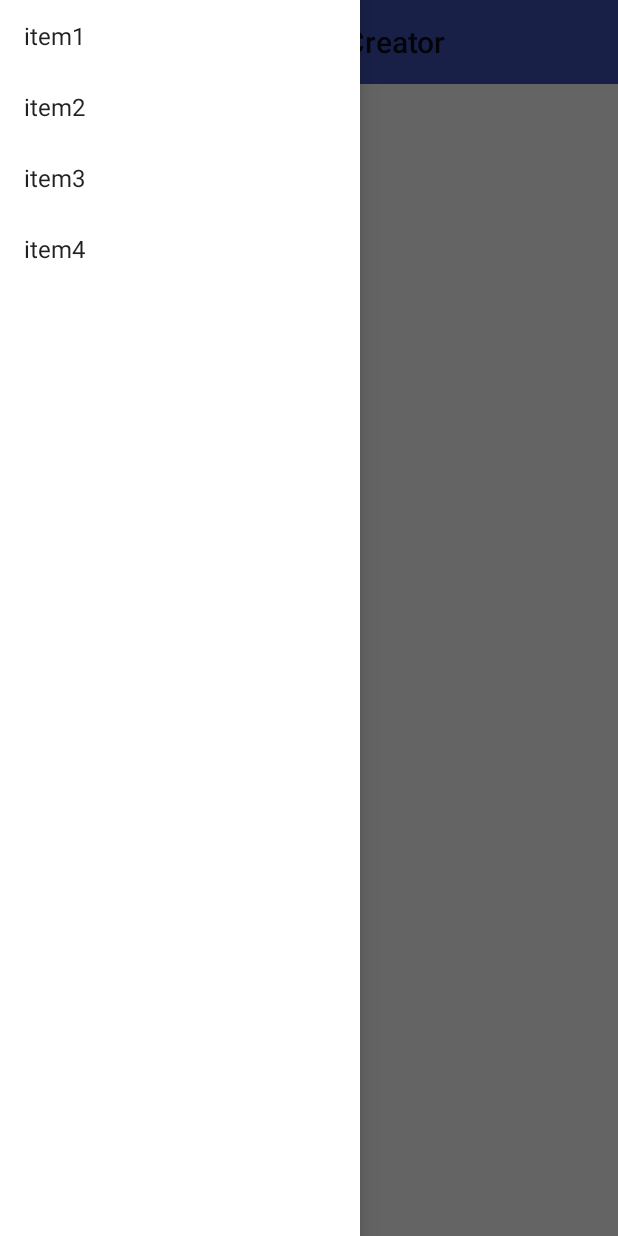
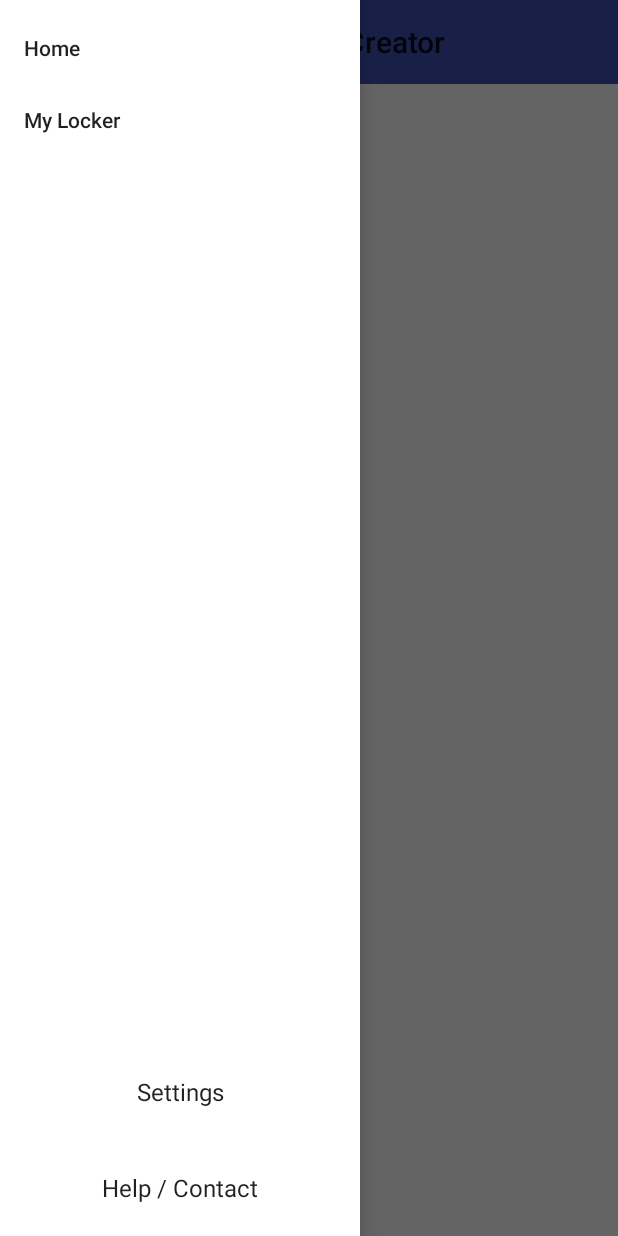
Before and after one commit to dconz13/Capstone-Project, an Android app: the screen it shows after launch (MainActivity), with the side drawer open, on a phone screen of 412 x 824 dp. Run offline under Robolectric (Android 15) with nearby library versions, the light colour scheme and no system bars.

Commit message:
Added to nav drawer
feat: Changed the nav drawer to be a NavigationView instead of a ListView.
      Added some options to the NavigationView that display logs on click
      Filled in the base activities and fragments for mostly everything
      Added more resource files
fix: none
docs: none

```diff
--- a/app/src/main/java/com/conz13/d/strongpasswordcreator/MainActivity.java
+++ b/app/src/main/java/com/conz13/d/strongpasswordcreator/MainActivity.java
@@ -2,25 +2,21 @@ package com.conz13.d.strongpasswordcreator;
 
 import android.os.Bundle;
 import android.support.annotation.Nullable;
+import android.support.design.widget.NavigationView;
 import android.support.v4.view.GravityCompat;
 import android.support.v4.widget.DrawerLayout;
 import android.support.v7.app.ActionBarDrawerToggle;
 import android.support.v7.app.AppCompatActivity;
 import android.support.v7.widget.Toolbar;
-import android.view.Gravity;
+import android.util.Log;
 import android.view.MenuItem;
-import android.view.View;
-import android.widget.ArrayAdapter;
-import android.widget.ListView;
 
 /**
  * Created by dillon on 4/17/16.
  */
 public class MainActivity extends AppCompatActivity {
 
-    private String[] tempList = {"item1","item2","item3","item4"};
     private DrawerLayout mDrawerLayout;
-    private ListView mDrawerList;
     private ActionBarDrawerToggle mDrawerToggle;
 
     @Override
@@ -28,13 +24,14 @@ public class MainActivity extends AppCompatActivity {
         super.onCreate(savedInstanceState);
         setContentView(R.layout.main_activity_layout);
 
+        NavigationView navDrawer = (NavigationView) findViewById(R.id.nav_drawer);
+        setUpNavigationDrawerListener(navDrawer);
+
         mDrawerLayout = (DrawerLayout) findViewById(R.id.nav_drawer_layout);
         Toolbar tempToolbar = (Toolbar) findViewById(R.id.toolbar);
 
         mDrawerToggle = new ActionBarDrawerToggle(this, mDrawerLayout, tempToolbar,
                 R.string.drawer_open,R.string.drawer_close);
-        mDrawerList = (ListView) findViewById(R.id.drawer_list);
-        mDrawerList.setAdapter(new ArrayAdapter<String>(this, android.R.layout.simple_list_item_1, tempList));
 
         mDrawerToggle.setDrawerIndicatorEnabled(true);
         mDrawerLayout.setDrawerListener(mDrawerToggle);
@@ -46,10 +43,11 @@ public class MainActivity extends AppCompatActivity {
 
         if(savedInstanceState == null){
             getSupportFragmentManager().beginTransaction()
-                    .add(R.id.content_frame, new WordGenerationFragment())
+                    .add(R.id.main_content_frame, new WordGenerationFragment())
                     .commit();
         }
     }
+
 
     @Override
     public void onBackPressed() {
@@ -75,4 +73,21 @@ public class MainActivity extends AppCompatActivity {
         super.onPostCreate(savedInstanceState);
         mDrawerToggle.syncState();
     }
+
+    private void setUpNavigationDrawerListener(NavigationView navView) {
+        navView.setNavigationItemSelectedListener(new NavigationView.OnNavigationItemSelectedListener() {
+            @Override
+            public boolean onNavigationItemSelected(MenuItem item) {
+                switch (item.getItemId()) {
+                    case R.id.menu_home:
+                        Log.d("navItemSelected", "menu_home");
+                        return true;
+                    case R.id.menu_locker:
+                        Log.d("navItemSelected", "menu_locker");
+                        return true;
+                }
+                return false;
+            }
+        });
+    }
 }
--- a/app/src/main/res/layout/main_activity_layout.xml
+++ b/app/src/main/res/layout/main_activity_layout.xml
@@ -1,6 +1,7 @@
 <?xml version="1.0" encoding="utf-8"?>
 <android.support.v4.widget.DrawerLayout
     xmlns:android="http://schemas.android.com/apk/res/android"
+    xmlns:app="http://schemas.android.com/apk/res-auto"
     android:orientation="vertical"
     android:id="@+id/nav_drawer_layout"
     android:layout_width="match_parent"
@@ -8,7 +9,7 @@
     android:fitsSystemWindows="true">
 
     <LinearLayout
-        android:id="@+id/content_frame"
+        android:id="@+id/main_content_frame"
         android:layout_width="match_parent"
         android:layout_height="match_parent"
         android:orientation="vertical" >
@@ -20,15 +21,19 @@
             android:background="@color/colorPrimary"/>
     </LinearLayout>
 
-        <ListView
-            android:id="@+id/drawer_list"
-            android:layout_width="240dp"
-            android:layout_height="match_parent"
-            android:layout_gravity="start"
-            android:choiceMode="singleChoice"
-            android:divider="@android:color/transparent"
-            android:background="@color/navDrawerBackground"
-            android:fitsSystemWindows="true"/>
 
+    <android.support.design.widget.NavigationView
+        android:id="@+id/nav_drawer"
+        android:layout_width="240dp"
+        android:layout_height="match_parent"
+        android:layout_gravity="start"
+        android:divider="@android:color/transparent"
+        android:background="@color/navDrawerBackground"
+        android:fitsSystemWindows="true"
+        app:menu="@menu/nav_menu">
+
+        <include layout="@layout/nav_drawer_settings_list_item" />
+
+    </android.support.design.widget.NavigationView>
 
 </android.support.v4.widget.DrawerLayout>
--- /dev/null
+++ b/app/src/main/res/layout/nav_drawer_settings_list_item.xml
@@ -0,0 +1,28 @@
+<?xml version="1.0" encoding="utf-8"?>
+<LinearLayout xmlns:android="http://schemas.android.com/apk/res/android"
+    android:orientation="vertical" android:layout_width="match_parent"
+    android:layout_height="wrap_content"
+    android:id="@+id/nav_drawer_settings_items"
+    android:layout_gravity="bottom">
+    <!-- TODO: make this look like a regular menu item like in inbox -->
+    <TextView
+        android:id="@+id/settings_nav_button"
+        android:layout_width="match_parent"
+        android:layout_height="wrap_content"
+        android:minHeight="?attr/listPreferredItemHeight"
+        android:text="@string/settings"
+        android:gravity="center"
+        android:clickable="true"
+        android:textAppearance="?attr/textAppearanceLargePopupMenu"
+        android:background="?android:attr/selectableItemBackground"/>
+    <TextView
+        android:id="@+id/help_nav_button"
+        android:layout_width="match_parent"
+        android:layout_height="wrap_content"
+        android:minHeight="?attr/listPreferredItemHeight"
+        android:text="@string/help"
+        android:gravity="center"
+        android:clickable="true"
+        android:textAppearance="?attr/textAppearanceLargePopupMenu"
+        android:background="?android:attr/selectableItemBackground"/>
+</LinearLayout>
--- /dev/null
+++ b/app/src/main/res/menu/nav_menu.xml
@@ -0,0 +1,13 @@
+<?xml version="1.0" encoding="utf-8"?>
+<menu xmlns:android="http://schemas.android.com/apk/res/android"
+    xmlns:app="http://schemas.android.com/apk/res-auto">
+
+    <item android:title="@string/home"
+        app:showAsAction="never"
+        android:orderInCategory="1"
+        android:id="@+id/menu_home" />
+    <item android:title="@string/my_locker"
+        app:showAsAction="never"
+        android:orderInCategory="2"
+        android:id="@+id/menu_locker"/>
+</menu>
--- a/app/src/main/res/values/strings.xml
+++ b/app/src/main/res/values/strings.xml
@@ -2,4 +2,10 @@
     <string name="app_name">Strong Password Creator</string>
     <string name="drawer_open">Open navigation drawer</string>
     <string name="drawer_close">Close navigation drawer</string>
+    <string name="settings">Settings</string>
+    <string name="help">Help / Contact</string>
+
+    <!-- Menu item strings -->
+    <string name="home">Home</string>
+    <string name="my_locker">My Locker</string>
 </resources>
--- /dev/null
+++ b/app/src/main/res/xml/preferences.xml
@@ -0,0 +1,4 @@
+<?xml version="1.0" encoding="utf-8"?>
+<PreferenceScreen xmlns:android="http://schemas.android.com/apk/res/android">
+
+</PreferenceScreen>
```
Also changed, not shown: app/src/main/java/com/conz13/d/strongpasswordcreator/PasswordGeneratorFragment.java (deleted, +0 -9 lines), app/src/main/java/com/conz13/d/strongpasswordcreator/SettingsActivity.java (+12 -0 lines), app/src/main/java/com/conz13/d/strongpasswordcreator/SettingsFragment.java (added, +16 -0 lines), app/src/main/res/layout/settings_activity_layout.xml (added, +7 -0 lines).
